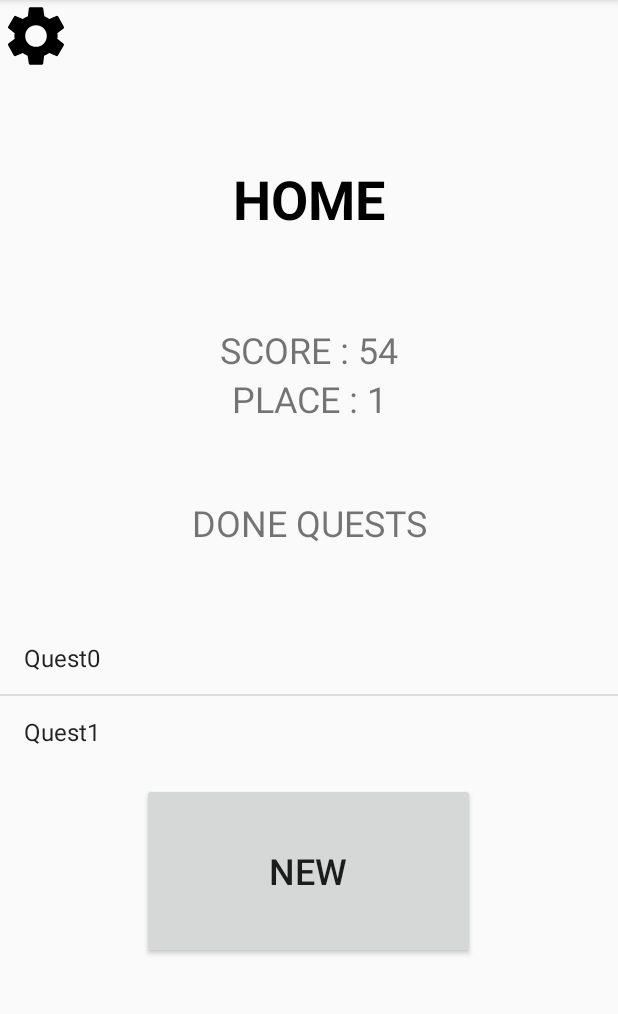
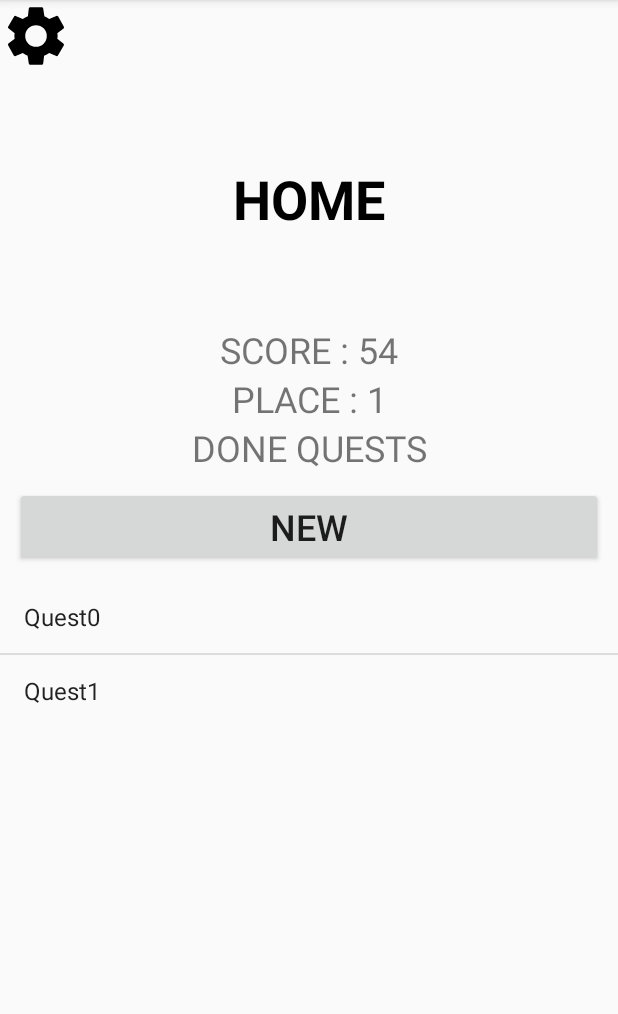
Before and after one commit to Mathless/MuseumQuests, an Android app: the Home screen opened directly, with no data from a screen before it, on a phone screen of 412 x 824 dp, the part 84-1098 px from its top. Run offline under Robolectric (Android 15) with nearby library versions, the phone set to English and light mode, and no system bars; libraries missing offline, so code that uses them is left out: com.example.

Commit message:
Fixed bugs

```diff
--- a/app/src/main/java/com/example/MuseumQuests/Home.kt
+++ b/app/src/main/java/com/example/MuseumQuests/Home.kt
@@ -5,6 +5,7 @@ import android.support.v7.app.AppCompatActivity
 import android.os.Bundle
 import android.util.Log
 import android.widget.ArrayAdapter
+import android.widget.ListAdapter
 import kotlinx.android.synthetic.main.activity_home.*
 
 class Home : AppCompatActivity() {
@@ -22,7 +23,7 @@ class Home : AppCompatActivity() {
 
         val data = Array(2){i->("Quest" + "$i")}
         val adapter = ArrayAdapter<String>(this, android.R.layout.simple_list_item_1, data)
-        listofquests.adapter = adapter
+        listofquests.adapter = adapter as ListAdapter?
 
     }
 }
--- a/app/src/main/res/layout/activity_home.xml
+++ b/app/src/main/res/layout/activity_home.xml
@@ -16,9 +16,8 @@
               android:text="HOME"
               android:id="@+id/texthome" android:textAlignment="center" android:textAllCaps="true"
               style="@android:style/Widget.Holo.TextView.SpinnerItem" android:textSize="36sp"
-              android:textStyle="bold" android:textDirection="firstStrongLtr" android:textIsSelectable="false"
-              android:layout_marginBottom="30dp" android:layout_marginRight="30dp" android:layout_marginLeft="30dp"
-              android:layout_marginStart="30dp" android:layout_margin="60dp"/>
+              android:textStyle="bold"  android:textIsSelectable="false"
+              android:layout_margin="60dp"/>
 
 
         <LinearLayout android:layout_width="match_parent" android:layout_height="wrap_content"
@@ -37,19 +36,19 @@
     <TextView android:layout_width="match_parent"
               android:layout_height="wrap_content"
               android:text="DONE QUESTS"
-              android:layout_margin="50dp"
               android:id="@+id/textplace" android:textAlignment="center" android:textSize="24sp"
     />
+    <Button android:layout_width="match_parent"
+            android:layout_height="wrap_content"
+            android:text="NEW"
+            android:layout_margin="10dp"
+            android:id="@+id/gotoquestlist"
+            android:layout_gravity="center"
+            android:textSize="24sp"/>
     <ListView android:layout_width="wrap_content"
               android:layout_height="wrap_content"
               android:id="@+id/listofquests"/>
 
-    <Button android:layout_width="222dp"
-            android:layout_height="117dp"
-            android:text="NEW"
-            android:layout_margin="10dp"
-            android:id="@+id/gotoquestlist"
-            android:layout_gravity="center_horizontal|center_vertical"
-            android:textSize="24sp"/>
+
 
 </LinearLayout>
--- a/app/src/main/res/layout/activity_start.xml
+++ b/app/src/main/res/layout/activity_start.xml
@@ -105,7 +105,7 @@
 
     </LinearLayout>
 
-    <View android:layout_width="match_parent" android:layout_height="70dp"/>
+    <View android:layout_width="match_parent" android:layout_height="0dp"/>
 
     <LinearLayout
             android:layout_width="match_parent"
```
Also changed, not shown: app/src/main/res/layout/activity_result.xml (+3 -4 lines).
